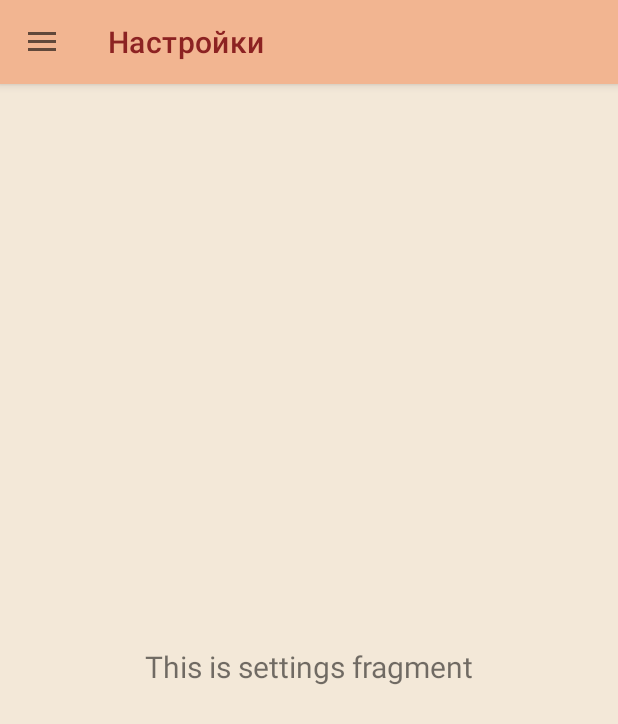
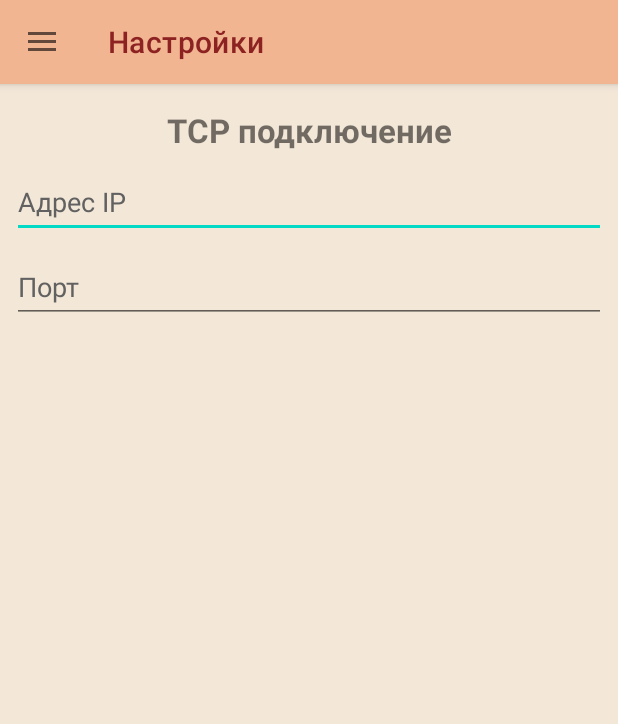
Before and after one commit to Barsatar/RobotArmClient, an Android app: the screen it shows after launch (MainActivity), in the side drawer, after a tap on "Настройки", on a phone screen of 412 x 824 dp. Shown: the top 724 px of the screen. Run offline under Robolectric (Android 15) with nearby library versions, the phone set to English and light mode, and no system bars; our stand-ins replace navigation-ui; Roboto replaces fonts that are not available here.

Commit message:
Добавление полей настройки TCP подключения в ui.

```diff
--- a/app/src/main/AndroidManifest.xml
+++ b/app/src/main/AndroidManifest.xml
@@ -13,6 +13,7 @@
             android:label="@string/app_name"
             android:roundIcon="@drawable/ic_menu_robot_arm"
             android:supportsRtl="true"
+            android:usesCleartextTraffic="true"
             android:theme="@style/Theme.RobotArmClient"
             tools:targetApi="31">
         <activity
--- a/app/src/main/java/com/example/robotarmclient/MainActivity.java
+++ b/app/src/main/java/com/example/robotarmclient/MainActivity.java
@@ -27,7 +27,7 @@ public class MainActivity extends AppCompatActivity {
 
         setSupportActionBar(binding.appBarMain.toolbar);
 
-        new TCPSocket("192.168.43.154", 6000);
+        //new TCPSocket("192.168.43.154", 6000);
 
         DrawerLayout drawer = binding.drawerLayout;
         NavigationView navigationView = binding.navView;
--- a/app/src/main/java/com/example/robotarmclient/ui/settings/SettingsFragment.java
+++ b/app/src/main/java/com/example/robotarmclient/ui/settings/SettingsFragment.java
@@ -11,19 +11,16 @@ import androidx.lifecycle.ViewModelProvider;
 import com.example.robotarmclient.databinding.FragmentSettingsBinding;
 
 public class SettingsFragment extends Fragment {
-
     private FragmentSettingsBinding binding;
 
-    public View onCreateView(@NonNull LayoutInflater inflater,
-                             ViewGroup container, Bundle savedInstanceState) {
-        SettingsViewModel settingsViewModel =
-                new ViewModelProvider(this).get(SettingsViewModel.class);
+    public View onCreateView(@NonNull LayoutInflater inflater, ViewGroup container, Bundle savedInstanceState) {
+        SettingsViewModel settingsViewModel = new ViewModelProvider(this).get(SettingsViewModel.class);
 
         binding = FragmentSettingsBinding.inflate(inflater, container, false);
         View root = binding.getRoot();
 
-        final TextView textView = binding.textSettings;
-        settingsViewModel.getText().observe(getViewLifecycleOwner(), textView::setText);
+        final TextView textViewSettingsTCPSocketTitle = binding.textSettingsTcpSocketTitle;
+        settingsViewModel.getText().observe(getViewLifecycleOwner(), textViewSettingsTCPSocketTitle::setText);
         return root;
     }
 
--- a/app/src/main/java/com/example/robotarmclient/ui/settings/SettingsViewModel.java
+++ b/app/src/main/java/com/example/robotarmclient/ui/settings/SettingsViewModel.java
@@ -10,7 +10,7 @@ public class SettingsViewModel extends ViewModel {
 
     public SettingsViewModel() {
         mText = new MutableLiveData<>();
-        mText.setValue("This is settings fragment");
+        //mText.setValue("");
     }
 
     public LiveData<String> getText() {
--- a/app/src/main/res/layout/app_bar_main.xml
+++ b/app/src/main/res/layout/app_bar_main.xml
@@ -16,7 +16,7 @@
                 android:layout_width="match_parent"
                 android:background="@color/bg_2"
                 app:titleTextColor="@color/menu_icon"
-                android:layout_height="?attr/actionBarSize"/>
+                android:layout_height="?attr/actionBarSize" android:textAlignment="center"/>
 
     </com.google.android.material.appbar.AppBarLayout>
 
--- a/app/src/main/res/layout/fragment_settings.xml
+++ b/app/src/main/res/layout/fragment_settings.xml
@@ -9,16 +9,48 @@
         tools:context=".ui.settings.SettingsFragment">
 
     <TextView
-            android:id="@+id/text_settings"
+            android:id="@+id/text_settings_tcp_socket_title"
             android:layout_width="match_parent"
             android:layout_height="wrap_content"
             android:layout_marginStart="8dp"
             android:layout_marginTop="8dp"
             android:layout_marginEnd="8dp"
+            android:text="@string/settings_tcp_socket_title"
             android:textAlignment="center"
-            android:textSize="20sp"
+            android:textSize="22sp"
             app:layout_constraintEnd_toEndOf="parent"
             app:layout_constraintStart_toStartOf="parent"
             app:layout_constraintTop_toTopOf="parent"
-            app:layout_constraintBottom_toBottomOf="parent"/>
+            app:layout_constraintBottom_toBottomOf="parent" app:layout_constraintHorizontal_bias="1.0"
+            app:layout_constraintVertical_bias="0.011" android:fontFamily="sans-serif" android:textStyle="bold"/>
+
+    <EditText
+            android:id="@+id/edit_text_settings_ip_address"
+            android:layout_width="0dp"
+            android:layout_height="48dp"
+            android:inputType="textPersonName"
+            android:ems="10"
+            app:layout_constraintEnd_toEndOf="@+id/text_settings_tcp_socket_title"
+            app:layout_constraintStart_toStartOf="@+id/text_settings_tcp_socket_title"
+            app:layout_constraintTop_toBottomOf="@+id/text_settings_tcp_socket_title"
+            app:layout_constraintBottom_toBottomOf="parent"
+            app:layout_constraintVertical_bias="0.014"
+            android:hint="@string/settings_ip_address_hint"
+            android:autofillHints=""
+            android:textColorHint="#616161"/>
+
+    <EditText
+            android:id="@+id/edit_text_settings_port"
+            android:layout_width="0dp"
+            android:layout_height="48dp"
+            android:inputType="textPersonName"
+            android:ems="10"
+            app:layout_constraintEnd_toEndOf="@+id/edit_text_settings_ip_address"
+            app:layout_constraintStart_toStartOf="@+id/edit_text_settings_ip_address"
+            app:layout_constraintTop_toBottomOf="@+id/edit_text_settings_ip_address"
+            app:layout_constraintBottom_toBottomOf="parent"
+            app:layout_constraintVertical_bias="0.014"
+            android:hint="@string/settings_port_hint"
+            android:autofillHints=""
+            android:textColorHint="#616161"/>
 </androidx.constraintlayout.widget.ConstraintLayout>
--- a/app/src/main/res/values/strings.xml
+++ b/app/src/main/res/values/strings.xml
@@ -12,4 +12,8 @@
     <string name="menu_program_control">Программное управление</string>
     <string name="menu_neural_network_control">Нейросетевое управление</string>
     <string name="menu_settings">Настройки</string>
+
+    <string name="settings_tcp_socket_title">TCP подключение</string>
+    <string name="settings_ip_address_hint">Адрес IP</string>
+    <string name="settings_port_hint">Порт</string>
 </resources>
```
